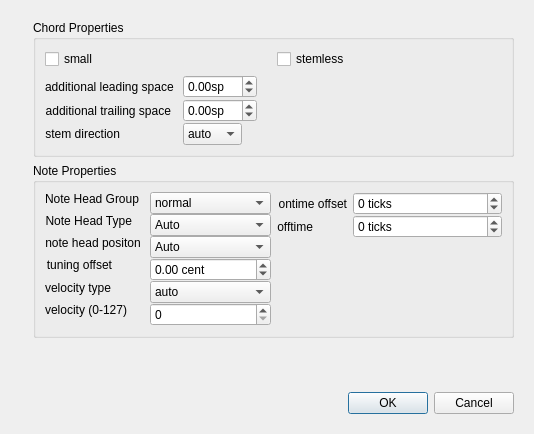
Before: the Qt Designer form mscore/mscore/chordproperties.ui in musescore/musescore-old, drawn with Qt 5.
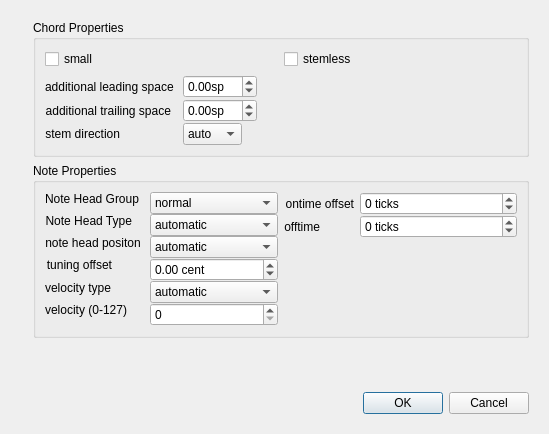
After: the same form once the commit is applied. Icons and pictures are not drawn.

```diff
--- a/mscore/mscore/chordproperties.ui
+++ b/mscore/mscore/chordproperties.ui
@@ -6,7 +6,7 @@
    <rect>
     <x>0</x>
     <y>0</y>
-    <width>534</width>
+    <width>549</width>
     <height>434</height>
    </rect>
   </property>
@@ -325,7 +325,7 @@
                </property>
                <item>
                 <property name="text">
-                 <string>Auto</string>
+                 <string>automatic</string>
                 </property>
                </item>
                <item>
@@ -379,7 +379,7 @@
                </property>
                <item>
                 <property name="text">
-                 <string>Auto</string>
+                 <string>automatic</string>
                 </property>
                </item>
                <item>
@@ -467,7 +467,7 @@
                </property>
                <item>
                 <property name="text">
-                 <string extracomment="velocity type">auto</string>
+                 <string extracomment="velocity type">automatic</string>
                 </property>
                </item>
                <item>
```
Left out of the diff: 46 changed lines with no effect on the pictures.
